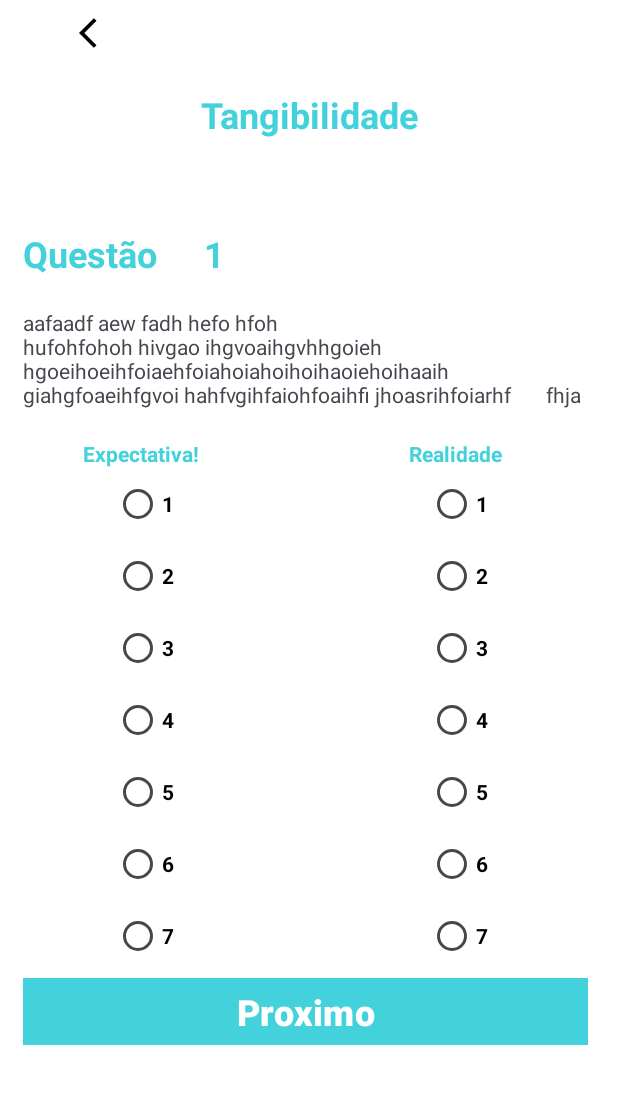
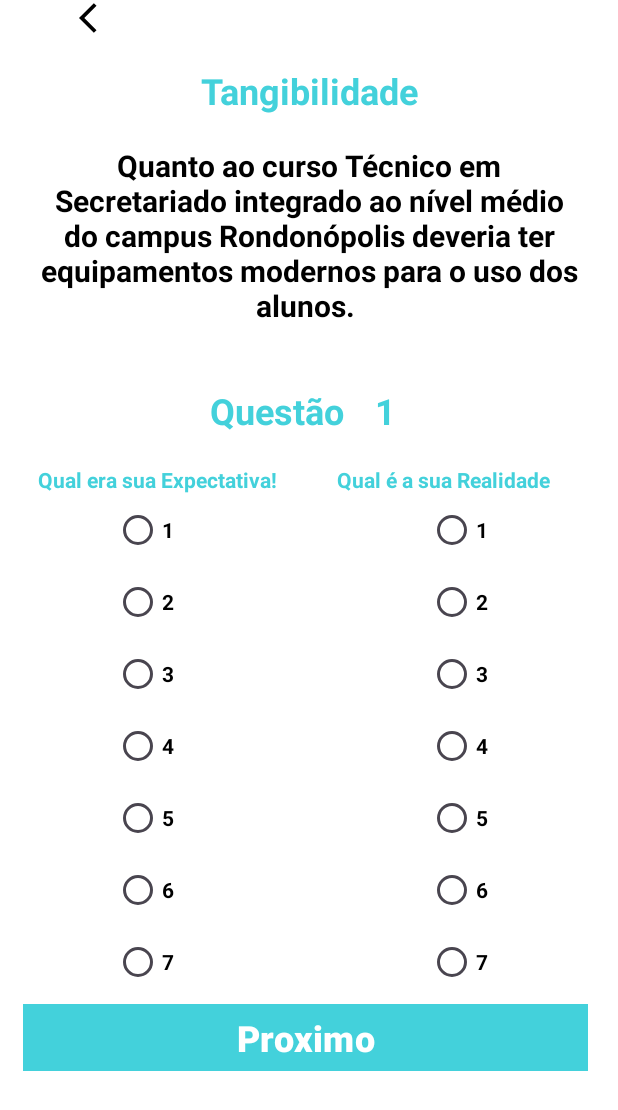
Before and after one commit to WMK7/IF_Forms, an Android app: the Questionario screen opened directly, with no data from a screen before it, on a phone screen of 412 x 824 dp. Shown: the top 1110 px of the screen. Run offline under Robolectric (Android 15) with nearby library versions, the phone set to English and light mode, and no system bars.

Commit message:
tela questionario com todas as questoes rodando falta os radios

```diff
--- a/app/src/main/java/com/example/analisedesatisfacaoifforms/Questionario.kt
+++ b/app/src/main/java/com/example/analisedesatisfacaoifforms/Questionario.kt
@@ -1,20 +1,152 @@
 package com.example.analisedesatisfacaoifforms
 
+import android.content.Intent
 import android.os.Bundle
+import android.os.Handler
+import android.os.Looper
+import android.widget.Button
+import android.widget.TextView
+import android.widget.Toast
 import androidx.activity.enableEdgeToEdge
 import androidx.appcompat.app.AppCompatActivity
 import androidx.core.view.ViewCompat
 import androidx.core.view.WindowInsetsCompat
+import com.example.analisedesatisfacaoifforms.databinding.ActivityQuestionarioBinding
+import com.example.analisedesatisfacaoifforms.databinding.ActivityTelaLoginBinding
 
 class Questionario : AppCompatActivity() {
+    private lateinit var binding: ActivityQuestionarioBinding
+    private lateinit var textoQuetao: TextView
+    private lateinit var textoNumero: TextView
+    private lateinit var botaoProximo: Button
+
+    private val questoes = arrayOf(
+        //Tangibilidade 0
+       //1
+        "Quanto ao curso Técnico em Secretariado integrado ao nível médio do campus Rondonópolis " +
+                "deveria ter equipamentos modernos para o uso dos alunos. ",
+        //2
+        "Quanto as suas instalações físicas do ambiente escolar do IFMT campus Rondonópolis deveria " +
+                "ser visualmente atrativo.",
+        //3
+        "Quanto aos servidores deveriam estar vestidos e asseados de modo apresentável e" +
+                " adequado ao ambiente escolar.",
+        //4
+        "Quanto as aparências das instalações físicas do" +
+                " IFMT campus Rondonópolis deveria estar conservada.",
+        //5
+        "Quanto ao corpo docente aparenta ser suficiente e adequado para atuarem no curso Técnico " +
+                "em Secretariado integrado ao nível médio do IFMT campus Rondonópolis.",
+
+
+        //Confiabilidade 6
+
+        //6
+       "Quando a instituição (Ensino, pesquisa, extensão e gestão) promete fazer algo em " +
+                "certo tempo, deveriam fazê-lo.",
+       //7
+        "Quando os discentes têm algum problema com a Instituição (Ensino, pesquisa, extensão" +
+                " e gestão) o IFMT campus Rondonópolis deveria ser solidário e deixá-los seguros.",
+       //8
+        "Quanto a Instituição (Ensino, pesquisa, extensão e a gestão) deveria ser de confiança.",
+        //9
+        "Quanto aInstituição (Ensino, pesquisa, extensão e a gestão) deveria fornecer o serviço" +
+                " no tempo prometido.",
+        //10
+        "Quanto a Instituição (Ensino, pesquisa, extensão e a gestão) deveria ser confiável.",
+
+
+        //Responsabilidade 11
+
+        //11
+        "É de se esperar que a instituição informasse aos discentes exatamente quando os " +
+                "procedimentos administrativos e pedagógicos fossem executados.",
+        //12
+        "É razoável esperar por uma disponibilidade imediata dos servidores (docentes e técnicos" +
+                " administrativos) da Instituição.",
+        //13
+        "Quantos os servidores (docentes e técnicos administrativos) da instituição estão sempre " +
+                "disponíveis em ajudar os discentes.",
+        //14
+        "É normal que os servidores (docentes e técnicos administrativos) estejam muito ocupados " +
+                "em responder prontamente aos pedidos dos discentes.",
+
+        //Garantia 15
+        //15
+        "Quanto aos discentes deveriam acreditar nos servidores (docentes e técnicos administrativos)" +
+                " da Instituição.",
+        //16
+        "Quanto aos discentes deveriam se sentir seguros tanto nos aspectos do Ensino-aprendizagem" +
+                " quanto com os processos administrativos e pedagógicos da instituição.",
+        //17
+        "Quantos aos servidores (docentes e técnicos administrativos) da Instituição deveriam " +
+                "ser educados e cordiais.",
+        //18
+        "Quanto os servidores (docentes e técnicos administrativos) deveriam obter suporte adequado " +
+                "do superior hierárquico para realizar as suas tarefas de forma adequada.",
+
+        //Empatia 18
+        //19
+        "É de se esperar, que a Instituição desse, atenção individualizada aos discentes.",
+        //20
+        "É de se esperar que os servidores (docentes e técnicos administrativos) dê atenção " +
+                "personalizada aos discentes.",
+        //21
+        "É provável de se esperar que os servidores (docentes e técnicos administrativos) saibam " +
+                "quais são as necessidades dos discentes.",
+        //22
+        "É provável de se esperar que a Instituição tenha como objetivo, as expectativas " +
+                "dos discentes.",
+        //23
+        "É de se esperar que o horário de atendimento fosse conveniente para todos os discentes.",
+
+
+        )
+    private var indiceQuestao = arrayOf(
+        "1","2","3","4","5",
+        "6","7","8","9","10",
+        "11","12","13","14",
+        "15","16","17","18",
+        "19","20","21","22",
+        "23"
+    )
+    private var currentQuestionIndex = 0
+
+
     override fun onCreate(savedInstanceState: Bundle?) {
         super.onCreate(savedInstanceState)
-        enableEdgeToEdge()
-        setContentView(R.layout.activity_questionario)
-        ViewCompat.setOnApplyWindowInsetsListener(findViewById(R.id.main)) { v, insets ->
-            val systemBars = insets.getInsets(WindowInsetsCompat.Type.systemBars())
-            v.setPadding(systemBars.left, systemBars.top, systemBars.right, systemBars.bottom)
-            insets
+        binding = ActivityQuestionarioBinding.inflate(layoutInflater)
+        setContentView(binding.root)
+
+        binding.btProximoQuestionario.setOnClickListener {
+            if (currentQuestionIndex < questoes.size-1) {
+                currentQuestionIndex++
+                binding.txtTextoQuestionario.text = questoes[currentQuestionIndex]
+                binding.txtwNumeroQuestionario.text = indiceQuestao[currentQuestionIndex]
+                atualizarTitulo()
+
+            }else{
+                val intent = Intent(this, TelaApresentaca::class.java)
+                startActivity(intent)
+                Handler(Looper.getMainLooper()).postDelayed({
+                    finish()},3000)
+                binding.btProximoQuestionario.isEnabled = false
+                finish()
+            }
         }
+        binding.txtTextoQuestionario.text = questoes[currentQuestionIndex]
+        binding.txtwNumeroQuestionario.text = indiceQuestao[currentQuestionIndex]
+        atualizarTitulo()
     }
+    private fun atualizarTitulo(){
+        when(currentQuestionIndex){
+            in 0..4 -> binding.txtTitulo.text = "Tangibilidade"
+            in 5..9 -> binding.txtTitulo.text = "Confiabilidade"
+            in 10..13 -> binding.txtTitulo.text = "Responsabilidade"
+            in 14..17 -> binding.txtTitulo.text = "Garantia"
+            in 18..22 -> binding.txtTitulo.text = "Empatia"
+        }
+        binding.txtwNumeroQuestionario.text = (currentQuestionIndex + 1).toString()
+    }
+
 }
--- a/app/src/main/res/layout/activity_questionario.xml
+++ b/app/src/main/res/layout/activity_questionario.xml
@@ -3,9 +3,9 @@
     xmlns:app="http://schemas.android.com/apk/res-auto"
     xmlns:tools="http://schemas.android.com/tools"
     android:id="@+id/main"
-    android:background="@color/white"
     android:layout_width="match_parent"
     android:layout_height="match_parent"
+    android:background="@color/white"
     tools:context=".Questionario">
 
     <ImageView
@@ -13,7 +13,6 @@
         android:layout_width="wrap_content"
         android:layout_height="wrap_content"
         android:layout_marginStart="15dp"
-        android:layout_marginTop="10dp"
         app:layout_constraintEnd_toEndOf="parent"
         app:layout_constraintHorizontal_bias="0.1"
         app:layout_constraintStart_toStartOf="parent"
@@ -21,26 +20,29 @@
         app:srcCompat="@drawable/voltar" />
 
     <TextView
-        android:id="@+id/textView12"
+        android:id="@+id/txtTitulo"
         android:layout_width="match_parent"
         android:layout_height="wrap_content"
-        android:layout_marginTop="60dp"
+        android:layout_marginTop="20dp"
         android:gravity="center"
         android:text="Tangibilidade"
         android:textColor="@color/AzulBotao"
         android:textSize="24dp"
         android:textStyle="bold"
+        app:layout_constraintBottom_toTopOf="@+id/txtTextoQuestionario"
         app:layout_constraintEnd_toEndOf="parent"
+        app:layout_constraintHorizontal_bias="0.5"
         app:layout_constraintStart_toStartOf="parent"
-        app:layout_constraintTop_toTopOf="parent" />
+        app:layout_constraintTop_toBottomOf="@+id/imageView3"
+        app:layout_constraintVertical_bias="0.5" />
 
 
     <TextView
         android:id="@+id/textView99"
         android:layout_width="wrap_content"
         android:layout_height="wrap_content"
-        android:layout_marginStart="15dp"
-        android:layout_marginTop="60dp"
+        android:layout_marginStart="140dp"
+        android:layout_marginTop="20dp"
         android:text="Questão"
         android:textColor="@color/AzulBotao"
         android:textSize="24dp"
@@ -48,35 +50,42 @@
         app:layout_constraintEnd_toEndOf="parent"
         app:layout_constraintHorizontal_bias="0.0"
         app:layout_constraintStart_toStartOf="parent"
-        app:layout_constraintTop_toBottomOf="@+id/textView12" />
+        app:layout_constraintTop_toBottomOf="@+id/txtTextoQuestionario" />
+
 
     <TextView
-        android:id="@+id/textView98"
+        android:id="@+id/txtwNumeroQuestionario"
         android:layout_width="wrap_content"
         android:layout_height="wrap_content"
-        android:layout_marginStart="15dp"
-        android:layout_marginTop="60dp"
+        android:layout_marginTop="20dp"
         android:layout_weight="1"
         android:text="1"
         android:textColor="@color/AzulBotao"
         android:textSize="24dp"
         android:textStyle="bold"
         app:layout_constraintEnd_toEndOf="parent"
-        app:layout_constraintHorizontal_bias="0.058"
+        app:layout_constraintHorizontal_bias="0.122"
         app:layout_constraintStart_toEndOf="@+id/textView99"
-        app:layout_constraintTop_toBottomOf="@+id/textView12" />
+        app:layout_constraintTop_toBottomOf="@+id/txtTextoQuestionario" />
+
+    +
 
     <TextView
-        android:id="@+id/textView19"
-        android:layout_width="match_parent"
+        android:id="@+id/txtTextoQuestionario"
+        android:layout_width="411dp"
         android:layout_height="wrap_content"
-        android:layout_marginStart="15dp"
-        android:layout_marginTop="20dp"
-        android:layout_marginEnd="20dp"
-        android:text="aafaadf aew fadh hefo hfoh hufohfohoh hivgao ihgvoaihgvhhgoieh hgoeihoeihfoiaehfoiahoiahoihoihaoiehoihaaih giahgfoaeihfgvoi hahfvgihfaiohfoaihfi jhoasrihfoiarhf       fhja"
+        android:layout_marginStart="30dp"
+        android:layout_marginEnd="30dp"
+        android:gravity="center"
+        android:padding="20dp"
+        android:text="Quanto ao curso Técnico em Secretariado integrado ao nível médio do campus Rondonópolis "
+        android:textColor="@color/black"
+        android:textSize="20dp"
+        android:textStyle="bold"
+        app:layout_constraintBottom_toTopOf="@+id/textView99"
         app:layout_constraintEnd_toEndOf="parent"
         app:layout_constraintStart_toStartOf="parent"
-        app:layout_constraintTop_toBottomOf="@+id/textView98" />
+        app:layout_constraintTop_toBottomOf="@+id/imageView3" />
 
     <LinearLayout
         android:id="@+id/linearLayout"
@@ -84,26 +93,29 @@
         android:layout_height="wrap_content"
         android:orientation="horizontal"
         app:layout_constraintEnd_toEndOf="parent"
+        app:layout_constraintHorizontal_bias="0.65"
         app:layout_constraintStart_toStartOf="parent"
-        app:layout_constraintTop_toBottomOf="@+id/textView19">
+        app:layout_constraintTop_toBottomOf="@+id/textView99">
+
 
         <TextView
             android:id="@+id/textView20"
             android:layout_width="wrap_content"
             android:layout_height="wrap_content"
-            android:layout_marginStart="55dp"
+            android:layout_marginStart="25dp"
             android:layout_marginTop="20dp"
-            android:text="Expectativa!"
+            android:text="Qual era sua Expectativa!"
             android:textColor="@color/AzulBotao"
             android:textStyle="bold" />
+
 
         <TextView
             android:id="@+id/textView21"
             android:layout_width="wrap_content"
             android:layout_height="wrap_content"
-            android:layout_marginStart="140dp"
+            android:layout_marginStart="40dp"
             android:layout_marginTop="20dp"
-            android:text="Realidade"
+            android:text="Qual é a sua Realidade"
             android:textColor="@color/AzulBotao"
             android:textStyle="bold" />
     </LinearLayout>
@@ -124,62 +136,70 @@
         app:layout_constraintStart_toStartOf="parent"
         app:layout_constraintTop_toBottomOf="@+id/linearLayout">
 
+
         <RadioButton
-            android:id="@+id/radioButton13"
+            android:id="@+id/rd1Espec"
             android:layout_width="match_parent"
             android:layout_height="wrap_content"
             android:text="1"
             android:textColor="@color/black"
             android:textStyle="bold" />
 
+
         <RadioButton
-            android:id="@+id/radioButton12"
+            android:id="@+id/rd2Espec"
             android:layout_width="match_parent"
             android:layout_height="wrap_content"
             android:text="2"
             android:textColor="@color/black"
             android:textStyle="bold" />
 
+
         <RadioButton
-            android:id="@+id/radioButton11"
+            android:id="@+id/rd3Espec"
             android:layout_width="match_parent"
             android:layout_height="wrap_content"
             android:text="3"
             android:textColor="@color/black"
             android:textStyle="bold" />
 
+
         <RadioButton
-            android:id="@+id/radioButton10"
+            android:id="@+id/rd4Espec"
             android:layout_width="match_parent"
             android:layout_height="wrap_content"
             android:text="4"
             android:textColor="@color/black"
             android:textStyle="bold" />
 
+
         <RadioButton
-            android:id="@+id/radioButton9"
+            android:id="@+id/rd5Espec"
             android:layout_width="match_parent"
             android:layout_height="wrap_content"
             android:text="5"
             android:textColor="@color/black"
             android:textStyle="bold" />
 
+
         <RadioButton
-            android:id="@+id/radioButton8"
+            android:id="@+id/rd6Espec"
             android:layout_width="match_parent"
             android:layout_height="wrap_content"
             android:text="6"
             android:textColor="@color/black"
             android:textStyle="bold" />
 
+
         <RadioButton
-            android:id="@+id/radioButton21"
+            android:id="@+id/rd7Espec"
             android:layout_width="match_parent"
             android:layout_height="wrap_content"
             android:text="7"
             android:textColor="@color/black"
             android:textStyle="bold" />
     </RadioGroup>
+
 
     <RadioGroup
         android:id="@+id/radioGroup"
@@ -189,56 +209,63 @@
         app:layout_constraintStart_toStartOf="@+id/guideline2"
         app:layout_constraintTop_toBottomOf="@+id/linearLayout">
 
+
         <RadioButton
-            android:id="@+id/radioButton22"
+            android:id="@+id/rd1Real"
             android:layout_width="match_parent"
             android:layout_height="wrap_content"
             android:text="1"
             android:textColor="@color/black"
             android:textStyle="bold" />
 
+
         <RadioButton
-            android:id="@+id/radioButton20"
+            android:id="@+id/rd2Real"
             android:layout_width="match_parent"
             android:layout_height="wrap_content"
             android:text="2"
             android:textColor="@color/black"
             android:textStyle="bold" />
 
+
         <RadioButton
-            android:id="@+id/radioButton19"
+            android:id="@+id/rd3Real"
             android:layout_width="match_parent"
             android:layout_height="wrap_content"
             android:text="3"
             android:textColor="@color/black"
             android:textStyle="bold" />
 
+
         <RadioButton
-            android:id="@+id/radioButton18"
+            android:id="@+id/rd4Real"
             android:layout_width="match_parent"
             android:layout_height="wrap_content"
             android:text="4"
             android:textColor="@color/black"
             android:textStyle="bold" />
 
+
         <RadioButton
-            android:id="@+id/radioButton15"
+            android:id="@+id/rd5Real"
             android:layout_width="match_parent"
             android:layout_height="wrap_content"
             android:text="5"
             android:textColor="@color/black"
             android:textStyle="bold" />
 
+
         <RadioButton
-            android:id="@+id/radioButton16"
+            android:id="@+id/rd6Real"
             android:layout_width="match_parent"
             android:layout_height="wrap_content"
             android:text="6"
             android:textColor="@color/black"
             android:textStyle="bold" />
 
+
         <RadioButton
-            android:id="@+id/radioButton17"
+            android:id="@+id/rd7Real"
             android:layout_width="match_parent"
             android:layout_height="wrap_content"
             android:text="7"
@@ -247,7 +274,7 @@
     </RadioGroup>
 
     <Button
-        android:id="@+id/button"
+        android:id="@+id/btProximoQuestionario"
         android:layout_width="match_parent"
         android:layout_height="wrap_content"
         android:layout_marginStart="15dp"
--- a/app/src/main/res/layout/activity_tela_administador_gerando_codigo.xml
+++ b/app/src/main/res/layout/activity_tela_administador_gerando_codigo.xml
@@ -41,15 +41,13 @@
             android:textStyle="bold"
             android:layout_marginStart="15dp"/>
 
-        <TextView
-            android:id="@+id/textViewNomeSala"
-            android:layout_width="wrap_content"
-            android:layout_height="wrap_content"
-            android:layout_marginStart="5dp"
+        <androidx.recyclerview.widget.RecyclerView
+            android:layout_width="271dp"
+            android:layout_height="19dp"
             android:layout_marginTop="80dp"
-            android:text="Aqui Nome da sala: precisa ser um lista"
-            android:textColor="@color/black"
-            android:textStyle="bold"/>
+            android:layout_marginStart="10dp"
+           android:layout_marginEnd="20dp" />
+
     </LinearLayout>
 
     <LinearLayout
```
